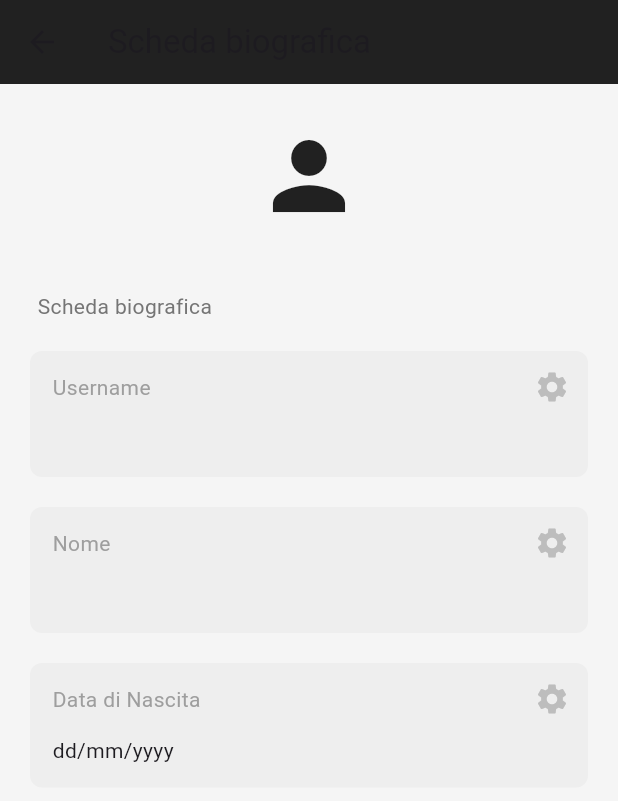
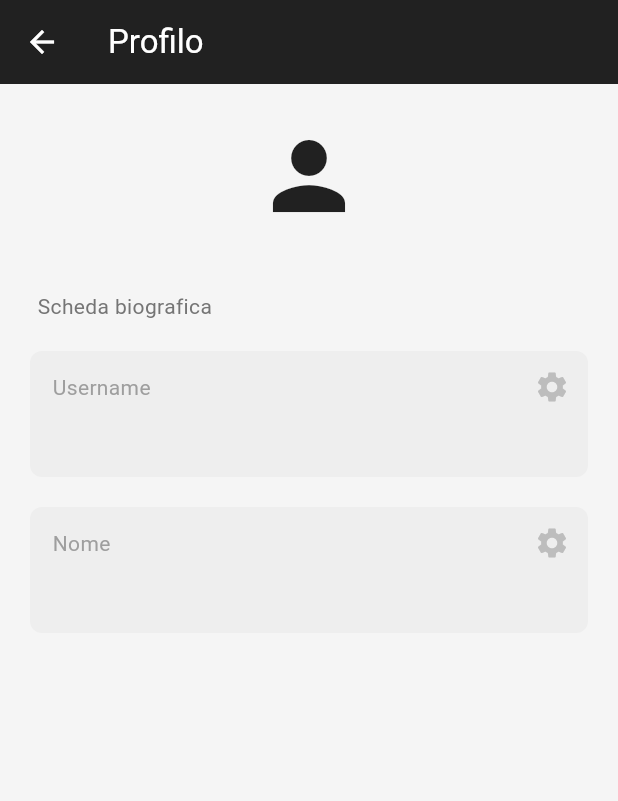
Before and after one commit to alfredocarta/MyPet, a Flutter app: the ProfileScreen screen opened directly, on a phone screen of 412 x 824 dp. Shown: the top 801 px of the screen. Run offline on Flutter 3.47's test engine with Material 3 defaults, Android fonts, the phone set to English and light mode, and no system bars; our stand-ins replace cloud_firestore, firebase_auth, firebase_core, get, google_nav_bar, google_sign_in; accounts and stored records are empty; network calls fail.

Commit message:
tutto apposto

```diff
--- a/lib/components/back_app_bar.dart
+++ b/lib/components/back_app_bar.dart
@@ -2,14 +2,13 @@ import 'package:flutter/material.dart';
 import 'package:get/get.dart';
 
 class BackAppBar extends StatelessWidget implements PreferredSizeWidget {
-
   const BackAppBar({
     super.key,
     this.title,
     this.actions,
     this.loadingIcon,
     this.loadingOnPressed,
-    this.showBackArrow = false,
+    this.showBackArrow = true,
   });
 
   final Widget? title;
@@ -18,16 +17,22 @@ class BackAppBar extends StatelessWidget implements PreferredSizeWidget {
   final List<Widget>? actions;
   final VoidCallback? loadingOnPressed;
 
- @override
+  @override
   Widget build(BuildContext context) {
     return AppBar(
       backgroundColor: Colors.grey[900],
       automaticallyImplyLeading: true,
       leading: showBackArrow
-        ? IconButton(onPressed: () => Get.back(), icon: const Icon(Icons.arrow_left, color: Colors.white))
-        : loadingIcon != null
-          ? IconButton(onPressed: loadingOnPressed, icon: Icon(loadingIcon))
-          : null,
+          ? IconButton(
+              onPressed: () => Get.back(),
+              icon: const Icon(Icons.arrow_back, color: Colors.white),
+            )
+          : loadingIcon != null
+              ? IconButton(
+                  onPressed: loadingOnPressed,
+                  icon: Icon(loadingIcon, color: Colors.white),
+                )
+              : null,
       title: title,
       actions: actions,
     );
--- a/lib/components/navigation_menu.dart
+++ b/lib/components/navigation_menu.dart
@@ -21,11 +21,15 @@ class NavigationMenu extends StatelessWidget {
     return Scaffold(
       appBar: AppBar(
         backgroundColor: Colors.grey[900],
-        title: const Text("Romeo"),
+        title: const Text(
+          "MyPet",
+          style: TextStyle(color: Colors.white),
+        ),
         actions: [
           IconButton(
             onPressed: signUserOut,
             icon: const Icon(Icons.logout),
+            color: Colors.white,
           ),
         ],
       ),
--- a/lib/components/text_box.dart
+++ b/lib/components/text_box.dart
@@ -4,13 +4,11 @@ class MyTextBox extends StatelessWidget {
   final String text;
   final String sectionName;
   final void Function()? onPressed;
-  final TextEditingController? controller;
   const MyTextBox({
     super.key,
     required this.text,
     required this.sectionName,
     required this.onPressed,
-    this.controller,
   });
 
   @override
@@ -46,18 +44,7 @@ class MyTextBox extends StatelessWidget {
               ),
             ],
           ),
-          //text
-          if (controller != null) // Controlla se il controller è stato fornito
-            TextFormField(
-              controller: controller, // Usa il controller fornito
-              readOnly: true, // Impedisce all'utente di modificare direttamente il testo
-              decoration: InputDecoration(
-                hintText: text,
-                border: InputBorder.none,
-              ),
-            ),
-          if (controller == null) // Se il controller non è stato fornito, mostra solo il testo
-            Text(text),
+          Text(text),
         ],
       ),
     );
--- a/lib/main.dart
+++ b/lib/main.dart
@@ -2,6 +2,7 @@ import 'package:app/firebase_options.dart';
 import 'package:app/pages/auth_page.dart';
 import 'package:firebase_core/firebase_core.dart';
 import 'package:flutter/material.dart';
+import 'package:get/get_navigation/src/root/get_material_app.dart';
 
 void main() async {
   WidgetsFlutterBinding.ensureInitialized();
@@ -17,7 +18,7 @@ class MyApp extends StatelessWidget {
 
   @override
   Widget build(BuildContext context) {
-    return const MaterialApp(
+    return const GetMaterialApp(
       debugShowCheckedModeBanner: false,
       home: AuthPage(),
     );
--- a/lib/pages/auth_page.dart
+++ b/lib/pages/auth_page.dart
@@ -9,7 +9,7 @@ class AuthPage extends StatelessWidget {
   @override
   Widget build(BuildContext context) {
     return Scaffold(
-      body: StreamBuilder<User?>(
+      body: StreamBuilder(
         stream: FirebaseAuth.instance.authStateChanges(),
         builder:(context, snapshot) {
           // user is logged in
--- a/lib/pages/profile/profile_screen.dart
+++ b/lib/pages/profile/profile_screen.dart
@@ -14,9 +14,9 @@ class _ProfileScreenState extends State<ProfileScreen> {
 
   final currentUser = FirebaseAuth.instance.currentUser!;
 
-  final userCollection = FirebaseFirestore.instance.collection("users");
+  final userCollection = FirebaseFirestore.instance.collection("Users");
 
-  Future<void> editField(BuildContext context, String field) async {
+  Future<void> editField(String field) async {
     String newValue = "";
     await showDialog(
       context: context,
@@ -56,7 +56,7 @@ class _ProfileScreenState extends State<ProfileScreen> {
     );
 
     // aggiorna su firestore
-    if (newValue.trim().isNotEmpty) {
+    if (newValue.trim().length > 0) {
       await userCollection.doc(currentUser.email).update({field: newValue});
     }
   }
@@ -65,14 +65,17 @@ class _ProfileScreenState extends State<ProfileScreen> {
   Widget build(BuildContext context) {
     return Scaffold(
       appBar: const BackAppBar(
-        title: Text('Scheda biografica'),
+        title: Text(
+          'Profilo',
+          style: TextStyle(color: Colors.white),
+        ),
       ),
       backgroundColor: Colors.grey[100],
       body: StreamBuilder<DocumentSnapshot>(
-        stream: FirebaseFirestore.instance.collection("users").doc(currentUser.email).snapshots(),
+        stream: FirebaseFirestore.instance.collection("Users").doc(currentUser.email).snapshots(),
         builder: (context, snapshot) {
-          if (snapshot.hasData && snapshot.data != null) { // Check if snapshot has data and it's not null
-            final userData = snapshot.data!.data() as Map<String, dynamic>?;
+          if (snapshot.hasData) {
+            final userData = snapshot.data!.data() as Map<String, dynamic>;
 
             return ListView(
               children: [
@@ -101,23 +104,16 @@ class _ProfileScreenState extends State<ProfileScreen> {
 
                 // username
                 MyTextBox(
-                  text: userData?['email'] ?? '', // Use null-aware operator and null check
+                  text: userData['username'],
                   sectionName: 'Username',
-                  onPressed: () => editField(context, 'email'),
+                  onPressed: () => editField('username'),
                 ),
 
                 // Nome
                 MyTextBox(
-                  text: userData?['nome'] ?? '', // Use null-aware operator and null check
+                  text: userData['nome'],
                   sectionName: 'Nome',
-                  onPressed: () => editField(context, 'nome'),
-                ),
-
-                // Data di nascita
-                MyTextBox(
-                  text: 'dd/mm/yyyy',
-                  sectionName: 'Data di Nascita',
-                  onPressed: () => editField(context, 'Data'),
+                  onPressed: () => editField('nome'),
                 ),
               ],
             );
```
Also changed, not shown: lib/components/custom_app_bar.dart (+8 -2 lines), lib/pages/home_page.dart (+6 -3 lines), lib/pages/login_page.dart (+24 -12 lines), lib/pages/profile/go_to_scheda_biografica.dart (+6 -1 lines), lib/pages/register_page.dart (+55 -41 lines), 2 other files.
